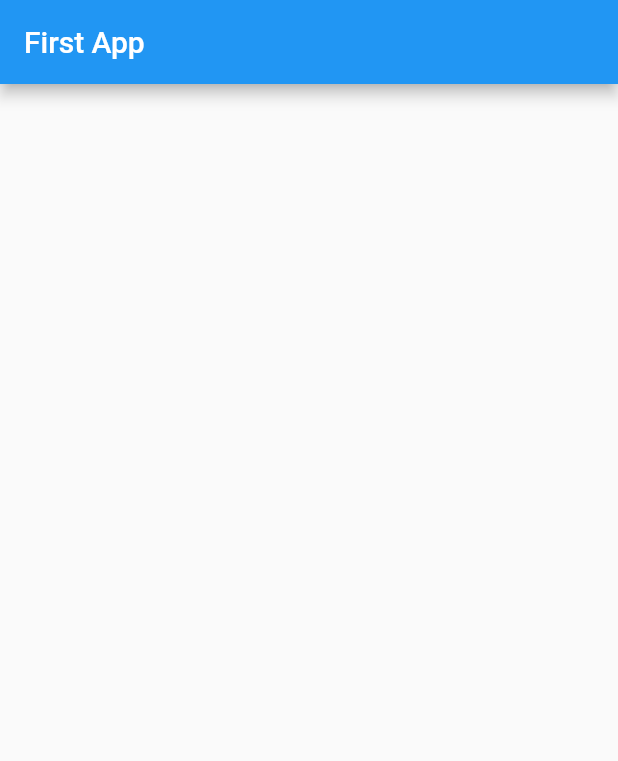
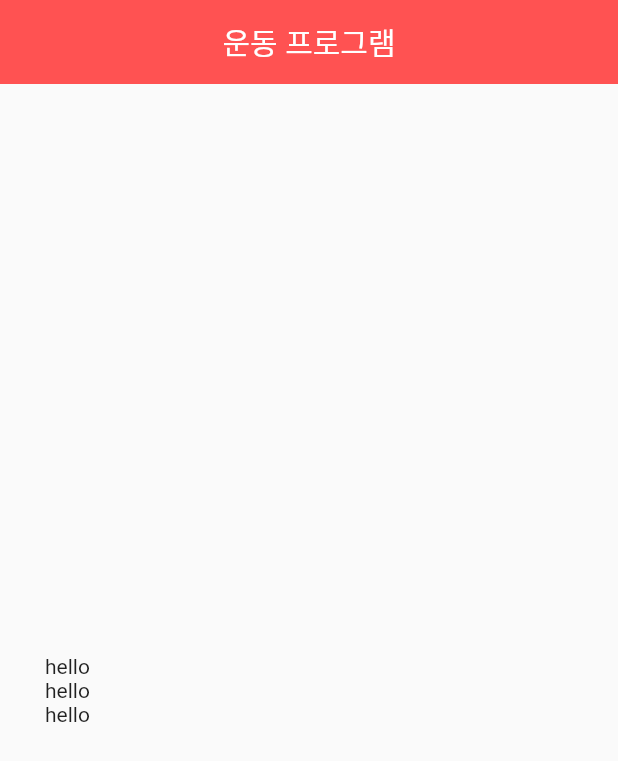
Before and after one commit to pstor-eon/study_flutter, a Flutter app: the screen it shows after launch, on a phone screen of 412 x 824 dp. Shown: the top 761 px of the screen. Run offline on Flutter 3.47's test engine with Material 2 defaults, Android fonts, the phone set to English and light mode, and no system bars.

Commit message:
Update main.dart

```diff
--- a/lib/main.dart
+++ b/lib/main.dart
@@ -3,30 +3,41 @@ import 'package:flutter/material.dart';
 void main() => runApp(const MyApp());
 
 class MyApp extends StatelessWidget {
-  const MyApp({ Key? key }) : super(key: key);
+  const MyApp({Key? key}) : super(key: key);
 
   @override
   Widget build(BuildContext context) {
     return MaterialApp(
       title: 'First app',
-      theme: ThemeData(
-        primarySwatch: Colors.blue
-      ),
-    home: MyHomePage(),
+      theme: ThemeData(primarySwatch: Colors.blue),
+      home: MyHomePage(),
     );
   }
 }
 
 class MyHomePage extends StatelessWidget {
-  const MyHomePage({ Key? key }) : super(key: key);
+  const MyHomePage({Key? key}) : super(key: key);
 
   @override
   Widget build(BuildContext context) {
     return Scaffold(
       appBar: AppBar(
-        title: Text('First App'),
+        title: Text('운동 프로그램'), //메뉴바 이름 설정
+        centerTitle: true, //메뉴바 가운데 정렬
+        backgroundColor: Colors.redAccent, //메뉴바 배경색 바꾸기
+        elevation: 0.0, //앱바 그림자 효과 사라짐
       ),
-
+      body: Padding(
+        padding: EdgeInsets.fromLTRB(30.0, 40.0, 0.0, 0.0), //<- LTRB
+        child: Column(
+          mainAxisAlignment: MainAxisAlignment.center, // m M 누르기//위젯 정렬
+          children: <Widget>[
+            Text('hello'),
+            Text('hello'),
+            Text('hello'),
+          ],
+        ), //위젯을 세로로
+      ),
     );
   }
 }
```
